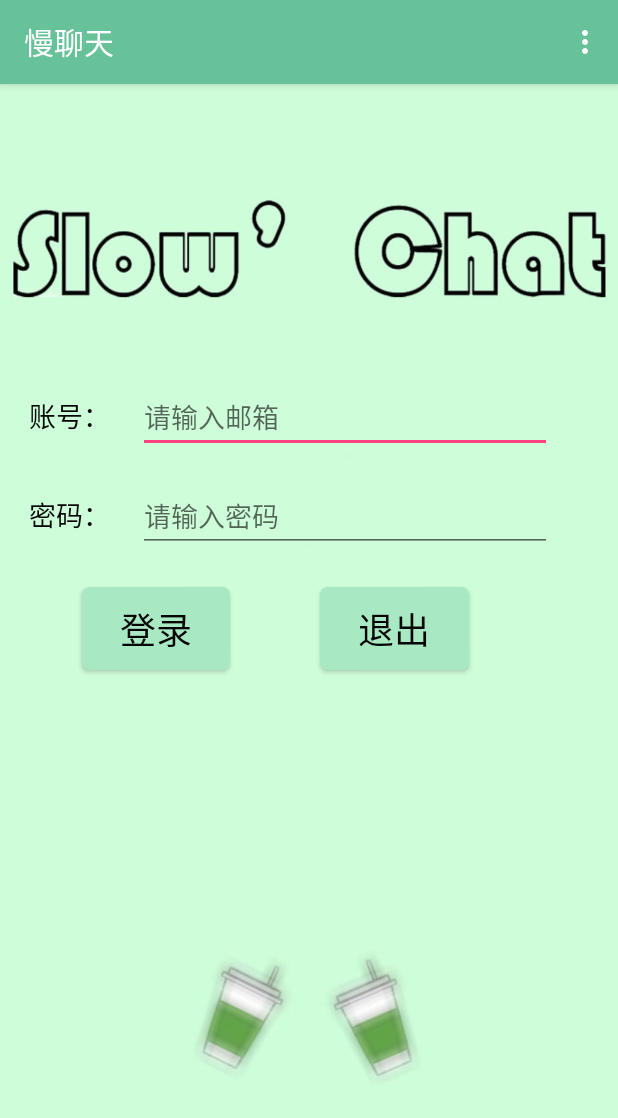
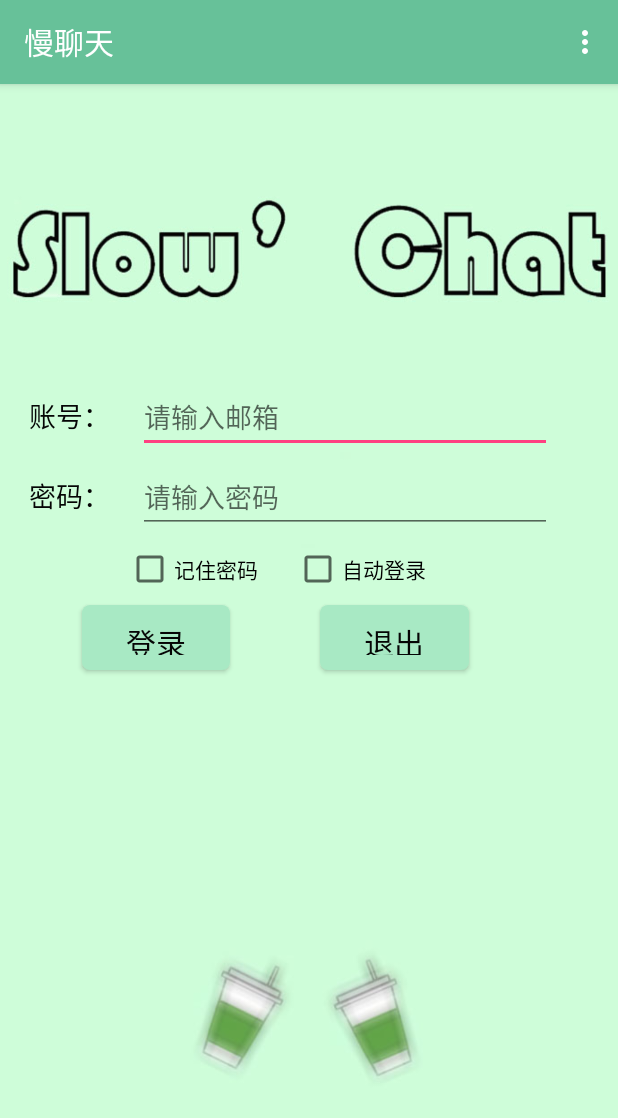
Before and after one commit to android-app-development-course/17_SlowChat, an Android app: the screen it shows after launch (MainLogin), on a phone screen of 412 x 824 dp. Shown: the top 1118 px of the screen. Run offline under Robolectric (Android 15) with nearby library versions, the phone set to English and light mode, and no system bars; our stand-ins replace CircleImageView.

Commit message:
添加保存密码，自动登陆功能，修改修改个人信息后信息刷新的bug

```diff
--- a/code/SlowChat/app/src/main/AndroidManifest.xml
+++ b/code/SlowChat/app/src/main/AndroidManifest.xml
@@ -53,7 +53,8 @@
         <activity android:name=".PersonalInformation.PersonalInformationDetail" />
         <activity
             android:name=".PersonalInformation.PersonalInformationUpdateUserName"
-            android:label="@string/title_activity_personal_information_update"></activity>
+            android:label="@string/title_activity_personal_information_update" />
+        <activity android:name=".PersonalInformation.PersonalInformationUpdateUserSignature"></activity>
     </application>
 
 </manifest>
--- a/code/SlowChat/app/src/main/java/com/example/dell/slowchat/Login/MainLogin.java
+++ b/code/SlowChat/app/src/main/java/com/example/dell/slowchat/Login/MainLogin.java
@@ -11,6 +11,7 @@ import android.view.View;
 import android.view.Menu;
 import android.view.MenuItem;
 import android.widget.Button;
+import android.widget.CheckBox;
 import android.widget.EditText;
 import android.widget.Toast;
 
@@ -27,7 +28,7 @@ import org.json.JSONObject;
 
 import java.net.CookieStore;
 
-public class MainLogin extends AppCompatActivity {
+public class MainLogin extends AppCompatActivity implements View.OnClickListener{
     //控件
     private EditText usernameText;
     private EditText passwordText;
@@ -35,11 +36,15 @@ public class MainLogin extends AppCompatActivity {
     private Button loginBtn;
     private Button exitBtn;
 
+    private CheckBox rememberPasswordCheckBox;
+    private CheckBox autoLoginCheckBox;
+
     //用户
     private UserInfo userInfo;
 
     //对象
     private UserInfoSQLiteHelper userInfoSQLiteHelper;
+    private boolean ifAutolog;
 
     @Override
     protected void onCreate(Bundle savedInstanceState) {
@@ -48,9 +53,24 @@ public class MainLogin extends AppCompatActivity {
         Toolbar toolbar = (Toolbar) findViewById(R.id.login_toolbar);
         setSupportActionBar(toolbar);
 
+        ifAutolog = true;
         initial();
         clickExit();
         clickLogin();
+    }
+
+    protected void onStart()
+    {
+        super.onStart();
+        autoLogin();
+        ifAutolog = false;
+    }
+
+    protected void onStop()
+    {
+        super.onStop();
+        saveAutoLoginState();
+
     }
 
     @Override
@@ -75,6 +95,9 @@ public class MainLogin extends AppCompatActivity {
         if (id == R.id.login_action_register)
         {
             Intent intent = new Intent(MainLogin.this, Register.class);
+            SharedPreferences sharedPreferences = getSharedPreferences("login", this.MODE_PRIVATE);
+            SharedPreferences.Editor editor = sharedPreferences.edit(); //获取编辑器
+            editor.clear();
             startActivity(intent);
             return true;
         }
@@ -95,6 +118,9 @@ public class MainLogin extends AppCompatActivity {
 
         this.loginBtn=(Button)findViewById(R.id.login_login);
         this.exitBtn=(Button)findViewById(R.id.login_exit);
+
+        this.rememberPasswordCheckBox=(CheckBox) findViewById(R.id.login_check_box_remember_password);
+        this.autoLoginCheckBox=(CheckBox) findViewById(R.id.login_check_box_auto_login);
 
         this.userInfoSQLiteHelper = new UserInfoSQLiteHelper(this);
 
@@ -127,6 +153,37 @@ public class MainLogin extends AppCompatActivity {
             loginOnline();
         }
     }
+
+    //自动登录
+    private void autoLogin()
+    {
+        SharedPreferences sharedPreferences = getSharedPreferences("login",this.MODE_PRIVATE);
+        if(ifAutolog && sharedPreferences.getBoolean("remember_password", false))
+        {
+            rememberPasswordCheckBox.setChecked(true);
+            usernameText.setText(sharedPreferences.getString("userEmail",""));
+            passwordText.setText(sharedPreferences.getString("userPassword",""));
+            if(sharedPreferences.getBoolean("auto_login",false))
+            {
+                autoLoginCheckBox.setChecked(true);
+                login();
+            }
+        }
+    }
+
+
+    //保存记住密码和自动登录状态
+    private void saveAutoLoginState()
+    {
+        SharedPreferences sharedPreferences = getSharedPreferences("login", this.MODE_PRIVATE);
+        SharedPreferences.Editor editor = sharedPreferences.edit(); //获取编辑器
+        editor.putString("userEmail", usernameText.getText().toString());
+        editor.putString("userPassword", passwordText.getText().toString());
+        editor.putBoolean("remember_password", rememberPasswordCheckBox.isChecked());
+        editor.putBoolean("auto_login", autoLoginCheckBox.isChecked());
+        editor.commit();
+    }
+
 
     //连接本地数据库登录
     private boolean loginLocal()
@@ -209,6 +266,17 @@ public class MainLogin extends AppCompatActivity {
         editor.commit();
     }
 
+    public void onClick(View view)
+    {
+        switch (view.getId())
+        {
+            case R.id.login_check_box_remember_password:
+            case R.id.login_check_box_auto_login:
+                break;
+
+        }
+    }
+
     private void clickExit(){
         this.exitBtn.setOnClickListener(new View.OnClickListener() {
             @Override
--- a/code/SlowChat/app/src/main/java/com/example/dell/slowchat/PersonalInformation/PersonalInformationDetail.java
+++ b/code/SlowChat/app/src/main/java/com/example/dell/slowchat/PersonalInformation/PersonalInformationDetail.java
@@ -75,9 +75,9 @@ public class PersonalInformationDetail extends AppCompatActivity implements View
                 Intent intent = new Intent(PersonalInformationDetail.this, PersonalInformationUpdateUserName.class);
                 intent.putExtra("userName", userNameTextView.getText().toString());
                 startActivityForResult(intent, 1);
-                Toast.makeText(this, "点击了用户名", Toast.LENGTH_SHORT).show();
+                break;
             case R.id.personal_info_detail_user_email:
-                Toast.makeText(this, "点击了邮箱", Toast.LENGTH_SHORT).show();
+                Toast.makeText(this, "邮箱不可更改", Toast.LENGTH_SHORT).show();
 
         }
     }
--- a/code/SlowChat/app/src/main/java/com/example/dell/slowchat/PersonalInformation/PersonalInformationUpdateUserName.java
+++ b/code/SlowChat/app/src/main/java/com/example/dell/slowchat/PersonalInformation/PersonalInformationUpdateUserName.java
@@ -53,7 +53,6 @@ public class PersonalInformationUpdateUserName extends Activity implements View.
         {
             case R.id.personal_info_update_confirm_btn:
                 clickConfirmBtn();
-                Toast.makeText(this, "点击", Toast.LENGTH_SHORT).show();
         }
     }
 
--- a/code/SlowChat/app/src/main/res/layout/login_content.xml
+++ b/code/SlowChat/app/src/main/res/layout/login_content.xml
@@ -30,7 +30,7 @@
 
             <LinearLayout
                 android:layout_width="match_parent"
-                android:layout_height="match_parent"
+                android:layout_height="0dp"
                 android:layout_weight="1"
                 android:orientation="horizontal">
 
@@ -56,7 +56,7 @@
 
             <LinearLayout
                 android:layout_width="match_parent"
-                android:layout_height="match_parent"
+                android:layout_height="0dp"
                 android:layout_weight="1"
                 android:orientation="horizontal">
 
@@ -83,7 +83,42 @@
 
             <LinearLayout
                 android:layout_width="match_parent"
-                android:layout_height="match_parent"
+                android:layout_height="0dp"
+                android:layout_weight="0.5"
+                android:layout_margin="5dp"
+                android:orientation="horizontal">
+                <Space
+                    android:layout_width="0dp"
+                    android:layout_height="wrap_content"
+                    android:layout_weight="1" />
+                <CheckBox
+                    android:id="@+id/login_check_box_remember_password"
+                    android:layout_width="0dp"
+                    android:layout_height="wrap_content"
+                    android:layout_weight="1.5"
+                    android:layout_marginLeft="12dip"
+                    android:text="@string/login_check_box_remember_password"
+                    android:textColor="#000000" />
+
+                <CheckBox
+                    android:id="@+id/login_check_box_auto_login"
+                    android:layout_width="0dp"
+                    android:layout_height="wrap_content"
+                    android:layout_weight="1.5"
+                    android:layout_marginLeft="12dip"
+                    android:text="@string/login_check_box_auto_login"
+                    android:textColor="#000000" />
+                <Space
+                    android:layout_width="0dp"
+                    android:layout_height="wrap_content"
+                    android:layout_weight="1" />
+
+            </LinearLayout>
+
+
+            <LinearLayout
+                android:layout_width="match_parent"
+                android:layout_height="0dp"
                 android:layout_weight="1"
                 android:orientation="horizontal">
 
@@ -101,7 +136,7 @@
                     android:background="@drawable/login_rounded_button"
                     android:text="@string/login_login"
                     android:textColor="@color/loginNormalText"
-                    android:textSize="24sp" />
+                    android:textSize="20sp" />
 
                 <Space
                     android:layout_width="0dp"
@@ -117,7 +152,7 @@
                     android:background="@drawable/login_rounded_button"
                     android:text="@string/login_exit"
                     android:textColor="@color/loginNormalText"
-                    android:textSize="24sp" />
+                    android:textSize="20sp" />
 
 
                 <Space
@@ -126,8 +161,9 @@
                     android:layout_weight="1" />
 
             </LinearLayout>
+        </LinearLayout>
 
-        </LinearLayout>
+
 
         <Space
             android:layout_width="match_parent"
--- a/code/SlowChat/app/src/main/res/layout/personal_information_detail.xml
+++ b/code/SlowChat/app/src/main/res/layout/personal_information_detail.xml
@@ -157,9 +157,8 @@
                 android:id="@+id/personal_information_detail_user_signature"
                 android:layout_width="match_parent"
                 android:layout_height="100dp"
-                android:text="@string/personal_info_detail_user_signature_default"
-                android:textSize="18sp"
-                android:gravity="center_vertical"/>
+                android:hint="@string/personal_info_detail_user_signature_default"
+                android:textSize="18sp" />
 
         </LinearLayout>
 
--- a/code/SlowChat/app/src/main/res/values/strings.xml
+++ b/code/SlowChat/app/src/main/res/values/strings.xml
@@ -40,6 +40,10 @@
     <string name="login_dialog_cancel" translatable="false">取消</string>
     <string name="login_dialog_exit" translatable="false">你确定要离开吗？</string>
 
+    <string name="login_check_box_remember_password">记住密码</string>
+    <string name="login_check_box_auto_login">自动登录</string>
+
+    <!--登录-菜单栏-->
     <string name="login_toolbar_setting" translatable="false">设置</string>
     <string name="login_toolbar_register" translatable="false">注册</string>
     <string name="login_toolbar_find_back_password" translatable="false">找回密码</string>
@@ -49,7 +53,7 @@
     <string name="register_user_name_hint" translatable="false">请输入用户名</string>
 
     <string name="register_account" translatable="false">账号:</string>
-    <string name="register_account_hint" translatable="false">邮箱</string>
+    <string name="register_account_hint" translatable="false">请输入邮箱账号</string>
 
     <string name="register_password" translatable="false">密码:</string>
     <string name="register_password_hint" translatable="false">请输入密码</string>
```
Also changed, not shown: code/SlowChat/app/src/main/java/com/example/dell/slowchat/MainInterface/MainActivity.java (+11 -0 lines), code/SlowChat/app/src/main/java/com/example/dell/slowchat/PersonalInformation/PersonalInfoFragment.java (+7 -1 lines), code/SlowChat/app/src/main/java/com/example/dell/slowchat/PersonalInformation/PersonalInformationUpdateUserSignature.java (added, +15 -0 lines), code/SlowChat/app/src/main/res/layout/activity_register.xml (+8 -4 lines), code/SlowChat/app/src/main/res/layout/personal_information_update_user_signature.xml (added, +9 -0 lines), code/SlowChat/app/build.gradle (line endings or trailing spaces).
